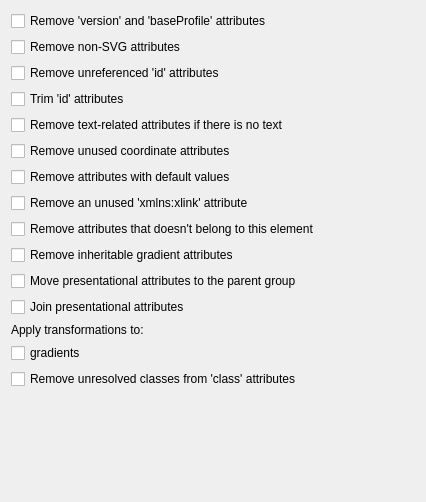
This is src/preferences/attributespage.ui in RazrFalcon/svgcleaner-gui as Qt 5 draws it before an edit. The edited form follows.
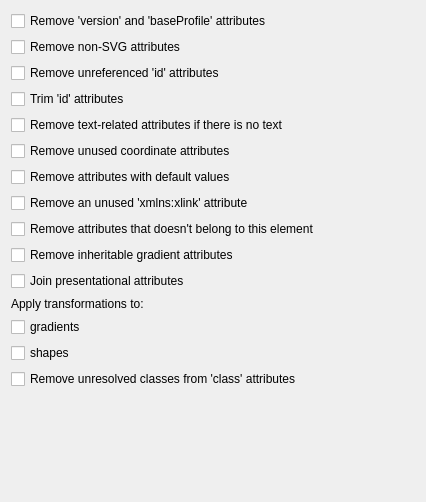
This is the edited form. Custom widgets are drawn as their Qt base class.

Patch:
```diff
--- a/src/preferences/attributespage.ui
+++ b/src/preferences/attributespage.ui
@@ -84,13 +84,6 @@
      </property>
     </widget>
    </item>
-   <item>
-    <widget class="QCheckBox" name="chBoxMoveStyles">
-     <property name="text">
-      <string>Move presentational attributes to the parent group</string>
-     </property>
-    </widget>
-   </item>
    <item>
     <widget class="QCheckBox" name="chBoxJoinStyles">
      <property name="text">
@@ -114,6 +107,13 @@
        </property>
       </widget>
      </item>
+     <item>
+      <widget class="QCheckBox" name="chBoxApplyTransformToShapes">
+       <property name="text">
+        <string>shapes</string>
+       </property>
+      </widget>
+     </item>
     </layout>
    </item>
    <item>
```
